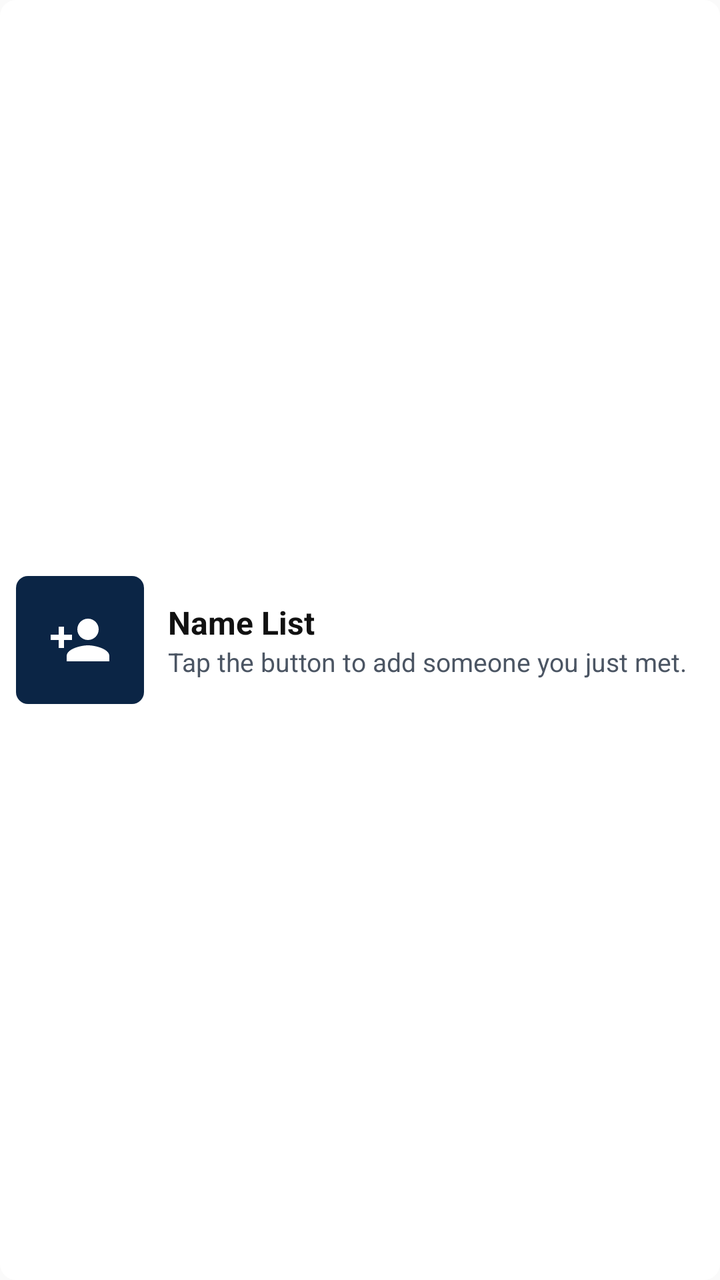
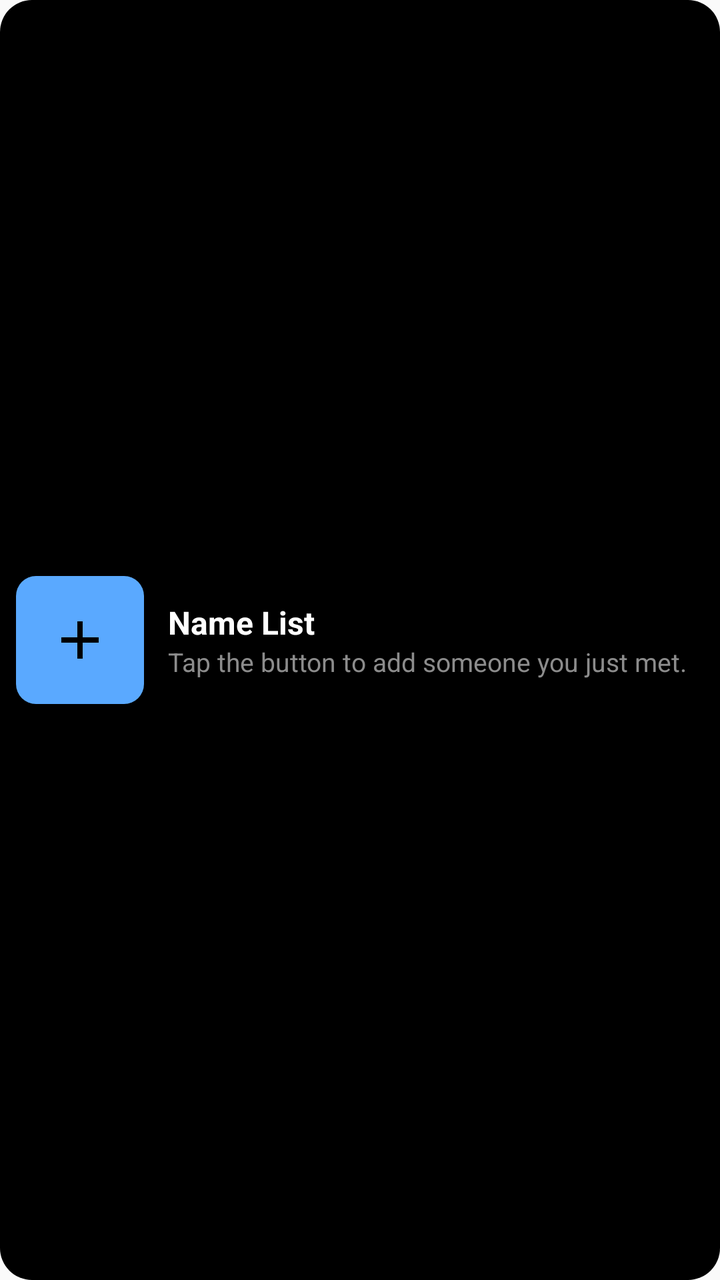

Screens rendered from an Android XML layout before and after an edit, with the pre-edit source and the edit as a unified diff.
<!-- AndroidManifest.xml: application theme Theme.NameList -->
<!-- res/layout/widget_strip.xml -->
<?xml version="1.0" encoding="utf-8"?>
<LinearLayout xmlns:android="http://schemas.android.com/apk/res/android"
    android:layout_width="match_parent"
    android:layout_height="match_parent"
    android:background="@drawable/widget_background"
    android:gravity="center_vertical"
    android:orientation="horizontal"
    android:padding="8dp">

    <FrameLayout
        android:id="@+id/widget_add"
        android:layout_width="64dp"
        android:layout_height="64dp"
        android:background="@drawable/widget_add_background"
        android:contentDescription="@string/add_person">

        <ImageView
            android:layout_width="32dp"
            android:layout_height="32dp"
            android:layout_gravity="center"
            android:importantForAccessibility="no"
            android:src="@drawable/ic_person_add"
            android:tint="#FFFFFF" />
    </FrameLayout>

    <LinearLayout
        android:id="@+id/widget_text"
        android:layout_width="0dp"
        android:layout_height="wrap_content"
        android:layout_marginStart="12dp"
        android:layout_weight="1"
        android:orientation="vertical">

        <TextView
            android:layout_width="match_parent"
            android:layout_height="wrap_content"
            android:singleLine="true"
            android:text="@string/app_name"
            android:textColor="@color/widget_text"
            android:textSize="16sp"
            android:textStyle="bold" />

        <TextView
            android:id="@+id/widget_subtitle"
            android:layout_width="match_parent"
            android:layout_height="wrap_content"
            android:ellipsize="end"
            android:singleLine="true"
            android:text="@string/widget_hint"
            android:textColor="@color/widget_text_secondary"
            android:textSize="13sp" />
    </LinearLayout>
</LinearLayout>
<!-- resources referenced by this layout -->
<resources>
  <color name="widget_text">#111111</color>
  <color name="widget_text_secondary">#4B5563</color>
  <!-- drawable ic_person_add (drawable) -->
  <?xml version="1.0" encoding="utf-8"?>
  <vector xmlns:android="http://schemas.android.com/apk/res/android"
      android:width="24dp" android:height="24dp"
      android:viewportWidth="24" android:viewportHeight="24">
      <path android:fillColor="#FF000000" android:pathData="M15,12c2.21,0 4,-1.79 4,-4s-1.79,-4 -4,-4 -4,1.79 -4,4 1.79,4 4,4zM6,10V7H4v3H1v2h3v3h2v-3h3v-2H6zM15,14c-2.67,0 -8,1.34 -8,4v2h16v-2c0,-2.66 -5.33,-4 -8,-4z" />
  </vector>
  <!-- drawable widget_add_background (drawable) -->
  <?xml version="1.0" encoding="utf-8"?>
  <shape xmlns:android="http://schemas.android.com/apk/res/android" android:shape="rectangle">
      <solid android:color="@color/navy" />
      <corners android:radius="6dp" />
  </shape>
  <!-- drawable widget_background (drawable) -->
  <?xml version="1.0" encoding="utf-8"?>
  <shape xmlns:android="http://schemas.android.com/apk/res/android" android:shape="rectangle">
      <solid android:color="#FFFFFF" />
      <corners android:radius="8dp" />
  </shape>
  <string name="add_person">Add person</string>
  <string name="app_name">Name List</string>
  <string name="widget_hint">Tap the button to add someone you just met.</string>
  <style name="Theme.NameList" parent="android:Theme.Material.Light.NoActionBar" />
  <color name="navy">#0B2545</color>
</resources>

<!-- the commit's change to res/layout/widget_strip.xml (unified diff, before → after) -->
@@ -19,8 +19,8 @@
             android:layout_height="32dp"
             android:layout_gravity="center"
             android:importantForAccessibility="no"
-            android:src="@drawable/ic_person_add"
-            android:tint="#FFFFFF" />
+            android:src="@drawable/ic_add"
+            android:tint="#000000" />
     </FrameLayout>
 
     <LinearLayout
<!-- resource entries referenced after the edit -->
@@ -1,30 +1,31 @@
 <!-- resources referenced by this layout -->
 <resources>
-  <color name="widget_text">#111111</color>
-  <color name="widget_text_secondary">#4B5563</color>
-  <!-- drawable ic_person_add (drawable) -->
+  <color name="widget_text">#FFFFFF</color>
+  <color name="widget_text_secondary">#8C8C8C</color>
+  <!-- drawable ic_add (drawable) -->
   <?xml version="1.0" encoding="utf-8"?>
   <vector xmlns:android="http://schemas.android.com/apk/res/android"
       android:width="24dp" android:height="24dp"
       android:viewportWidth="24" android:viewportHeight="24">
-      <path android:fillColor="#FF000000" android:pathData="M15,12c2.21,0 4,-1.79 4,-4s-1.79,-4 -4,-4 -4,1.79 -4,4 1.79,4 4,4zM6,10V7H4v3H1v2h3v3h2v-3h3v-2H6zM15,14c-2.67,0 -8,1.34 -8,4v2h16v-2c0,-2.66 -5.33,-4 -8,-4z" />
+      <path android:fillColor="#FF000000" android:pathData="M19,13h-6v6h-2v-6H5v-2h6V5h2v6h6v2z" />
   </vector>
   <!-- drawable widget_add_background (drawable) -->
   <?xml version="1.0" encoding="utf-8"?>
   <shape xmlns:android="http://schemas.android.com/apk/res/android" android:shape="rectangle">
-      <solid android:color="@color/navy" />
-      <corners android:radius="6dp" />
+      <solid android:color="@color/widget_accent" />
+      <corners android:radius="10dp" />
   </shape>
   <!-- drawable widget_background (drawable) -->
   <?xml version="1.0" encoding="utf-8"?>
   <shape xmlns:android="http://schemas.android.com/apk/res/android" android:shape="rectangle">
-      <solid android:color="#FFFFFF" />
-      <corners android:radius="8dp" />
+      <solid android:color="@color/widget_background" />
+      <corners android:radius="16dp" />
   </shape>
   <string name="add_person">Add person</string>
   <string name="app_name">Name List</string>
   <string name="widget_hint">Tap the button to add someone you just met.</string>
   <style name="Theme.NameList" parent="android:Theme.Material.Light.NoActionBar" />
-  <color name="navy">#0B2545</color>
+  <color name="widget_accent">#5AA9FF</color>
+  <color name="widget_background">#000000</color>
 </resources>
 
